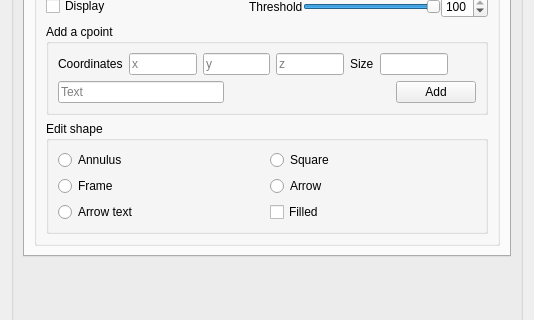
The window that src/formobjectcontrol.ui (jcldc/glnemo2) describes before a commit, drawn with Qt 5; both pictures show x 0 to 534 and y 408 to 728 of the 534 by 1069 pixel window.
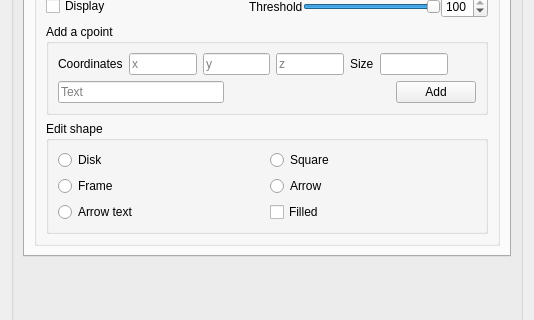
The same window after the commit. Icons and pictures are not drawn.

Diff of the .ui file:
```diff
--- a/src/formobjectcontrol.ui
+++ b/src/formobjectcontrol.ui
@@ -1259,7 +1259,7 @@
                 <item row="0" column="0">
                  <widget class="QRadioButton" name="shape_radio_annulus">
                   <property name="text">
-                   <string>Annulus</string>
+                   <string>Disk</string>
                   </property>
                  </widget>
                 </item>
```
Left out of the diff: 2 changed lines with no effect on the pictures.
